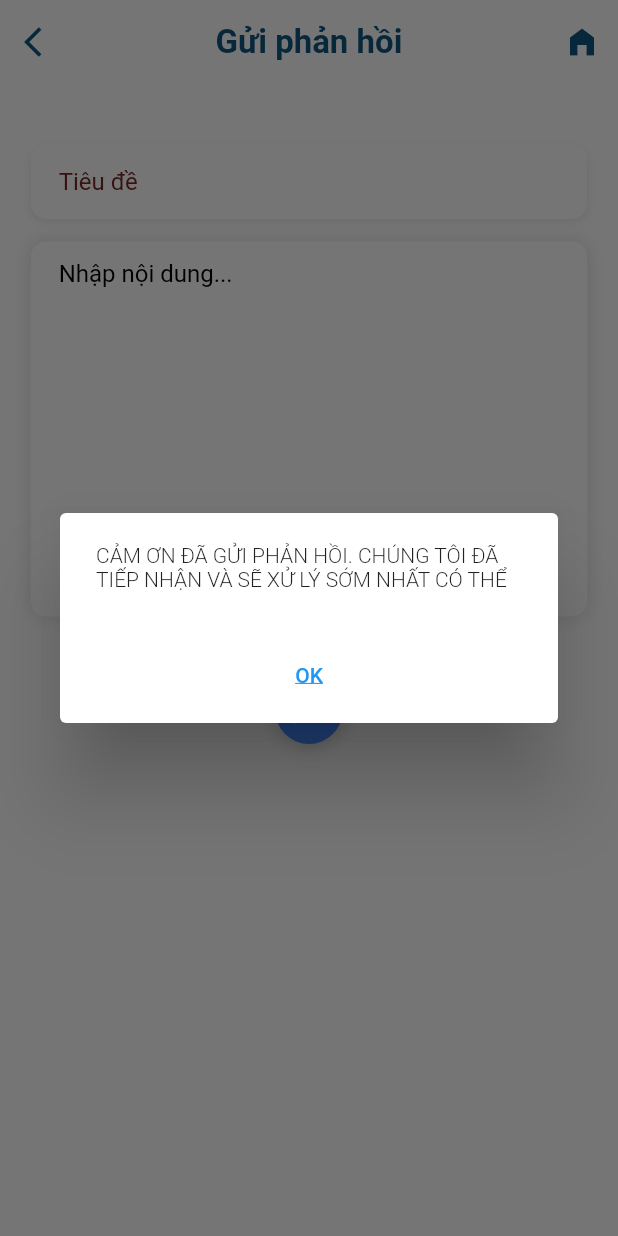
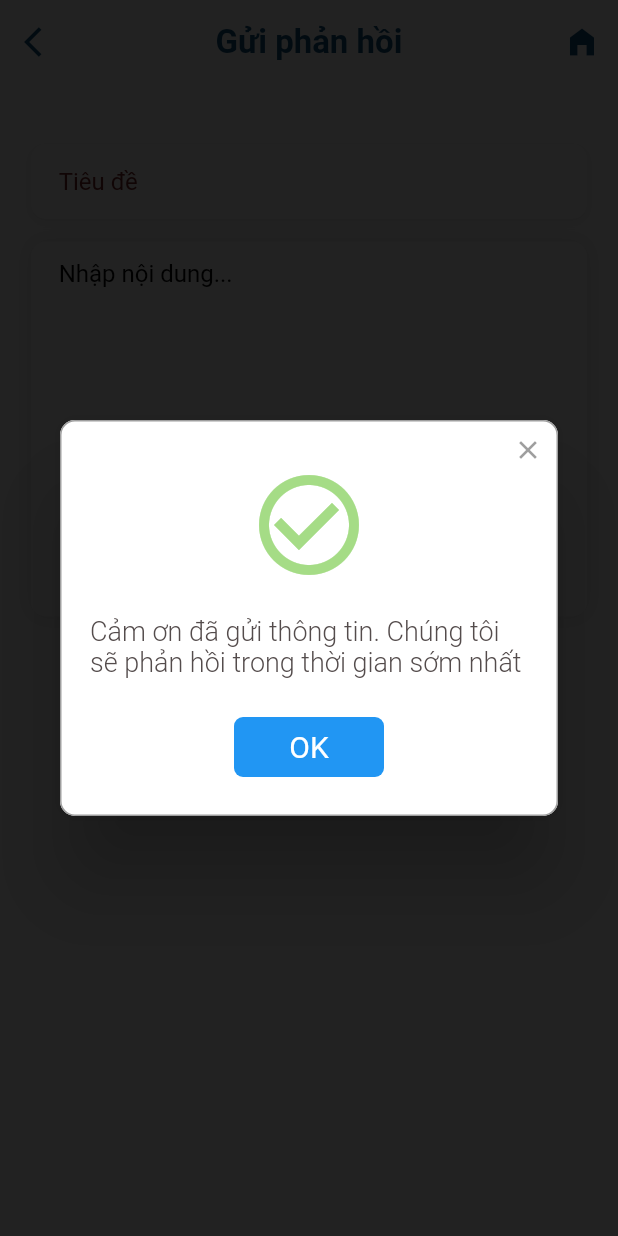
Before and after one commit to chinhnguyen1603/bkdms, a Flutter app: the FeedBack screen opened directly, after a tap on the "send" icon, on a phone screen of 412 x 824 dp. Run offline on Flutter 3.47's test engine with Material 2 defaults, Android fonts, the phone set to English and light mode, and no system bars; drawn by our look-alikes of rflutter_alert; our stand-ins replace badges, connectivity_plus, dropdown_button2, expansion_tile_card, fl_chart, flutter_html and 3 more; missing offline and left inert: cloudinary_sdk, dialogs, flutter_barcode_scanner, future_progress_dialog, momo_vn.

Commit message:
update dialog lib rt_alert

```diff
--- a/lib/screens/features_screens/contact_screens/FeedBack.dart
+++ b/lib/screens/features_screens/contact_screens/FeedBack.dart
@@ -2,6 +2,7 @@ import 'package:intl/intl.dart';
 import 'package:flutter/material.dart';
 import 'dart:async';
 import 'package:bkdms/components/AppBarTransWithHome.dart';
+import 'package:rflutter_alert/rflutter_alert.dart';
 
 class FeedBack extends StatefulWidget {
 
@@ -14,17 +15,9 @@ class FeedBack extends StatefulWidget {
 
 class  FeedBackState extends State<FeedBack> {
   static const blueText = Color(0xff105480);
-  late String _timeString;
+  var darkGrey = Color(0xff544C4C); // màu xám
 
   @override
-  // hàm khởi tạo state
- /* void didChangeDependencies() {
-    _timeString = _formatDateTime(DateTime.now());
-    Timer.periodic(Duration(seconds: 1), (Timer t) => _getTime());
-    super.didChangeDependencies();
-  }*/
-
-  // Build widget
   Widget build(BuildContext context) {
     double widthDevice = MediaQuery.of(context).size.width;
     double myWidth = widthDevice*0.9;
@@ -126,30 +119,22 @@ class  FeedBackState extends State<FeedBack> {
                    ),
                    child: Center(
                     child: IconButton(
-                    onPressed: () => showDialog<String>(
-                    context: context,
-                    builder: (BuildContext context) => AlertDialog(
-                      content: const Text(
-                        'CẢM ƠN ĐÃ GỬI PHẢN HỒI. CHÚNG TÔI ĐÃ TIẾP NHẬN VÀ SẼ XỬ LÝ SỚM NHẤT CÓ THỂ',
-                        textAlign: TextAlign.left,
-                        style: TextStyle(
-                           fontSize: 14,
-                           fontWeight: FontWeight.w300,
-                        ),
-                      ),
-                      actions: [TextButton(
-                        onPressed: () => Navigator.pop(context),
-                        child: Center( child: const Text(
-                            'OK',
-                            style: TextStyle(
-                              decoration: TextDecoration.underline,
-                            ),
-                          ),)
-                        ),
-                      ],
-                    ),
-                  ),
-
+                    onPressed: () => Alert(
+                           context: context,
+                           type: AlertType.success,
+                           style: AlertStyle(
+                             descTextAlign: TextAlign.start,
+                             descStyle: TextStyle(fontSize: 18, fontWeight: FontWeight.w300, color: darkGrey),
+                           ),
+                           desc: "Cảm ơn đã gửi thông tin. Chúng tôi sẽ phản hồi trong thời gian sớm nhất",
+                           buttons: [
+                             DialogButton(
+                              child: Text("OK", style: TextStyle(color: Colors.white, fontSize: 20),),
+                              onPressed: () => Navigator.pop(context),
+                              width: 100,
+                             )
+                           ],
+                         ).show(),
                        icon: Icon(
                          Icons.send,
                          color: Colors.white,
--- a/pubspec.yaml
+++ b/pubspec.yaml
@@ -44,6 +44,7 @@ dependencies:
   fluttertoast: ^8.0.9
   dropdown_button2: ^1.2.3
   sizer: ^2.0.15
+  rflutter_alert: ^2.0.4
 
 
 
```
Also changed, not shown: lib/screens/home_screens/InfoOrder.dart (+5 -6 lines), lib/screens/home_screens/InfoPayment.dart (+84 -0 lines), lib/screens/home_screens/Login.dart (+21 -14 lines), pubspec.lock.
